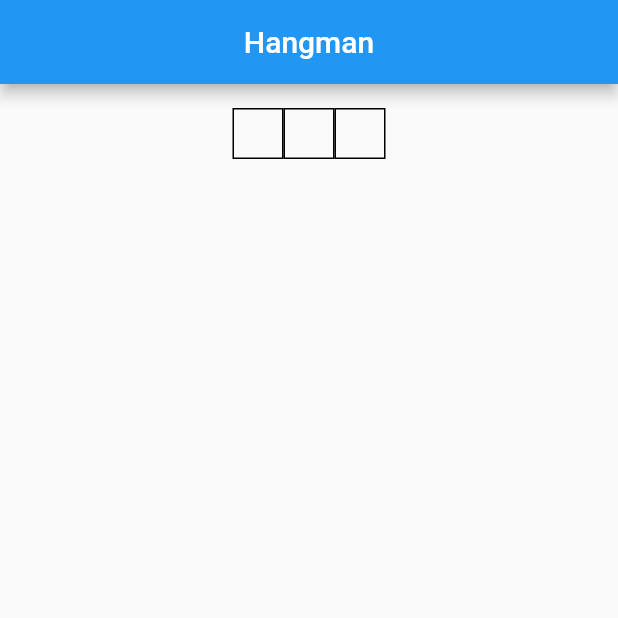
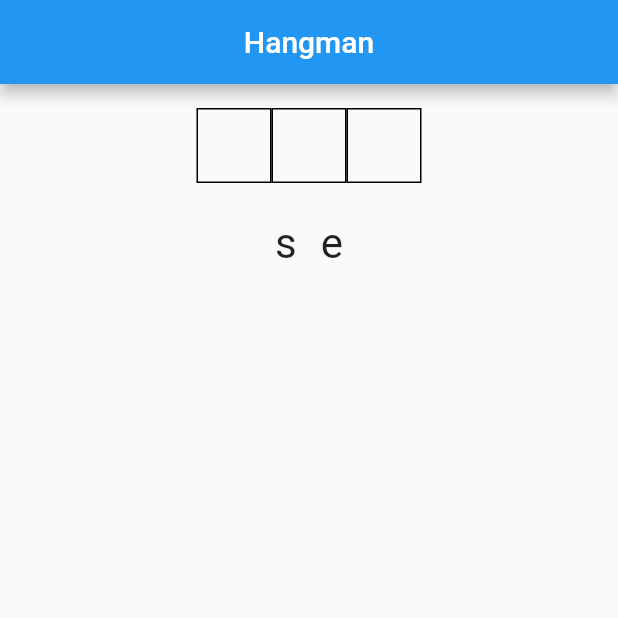
Before and after one commit to ThreeDotsEllipsis/hangman, a Flutter app: the screen it shows after launch, on a phone screen of 412 x 824 dp, the top half of it. Run offline on Flutter 3.47's test engine with Material 2 defaults, Android fonts, the phone set to English and light mode, and no system bars.

Commit message:
Added missed characters

```diff
--- a/lib/main.dart
+++ b/lib/main.dart
@@ -15,6 +15,7 @@ class Hangman extends StatefulWidget {
 class _HangmanState extends State<Hangman> {
 
   List<String> words = ["dancer", "mouse", "button", "jazz", "cat"];
+  List<String> missedChars = ['s', 'e'];
 
   String pickRandomWord() {
     words.shuffle();
@@ -34,9 +35,22 @@ class _HangmanState extends State<Hangman> {
           Row(
             mainAxisAlignment: MainAxisAlignment.center,
             children: pickRandomWord().split('').map((char) => Container(
-              padding: EdgeInsets.all(16),
+              padding: EdgeInsets.all(24),
               decoration: BoxDecoration(
                 border: Border.all()
+              ),
+            )).toList(),
+          ),
+          SizedBox(height: 16),
+          Row(
+            mainAxisAlignment: MainAxisAlignment.center,
+            children: missedChars.map((char) => Container(
+              padding: EdgeInsets.all(8),
+              child: Text(
+                char,
+                style: TextStyle(
+                  fontSize: 28,
+                ),
               ),
             )).toList(),
           ),
```
